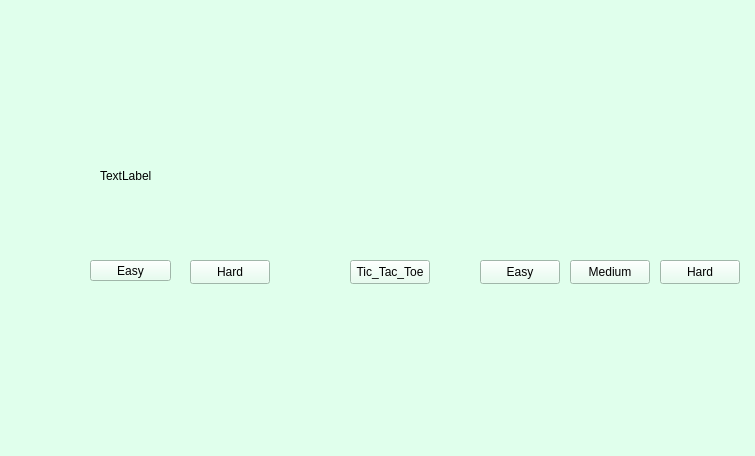
The window that MindMazeMini/gameselection.ui (wajiha0101/DSA-project) describes before a commit, drawn with Qt 5.
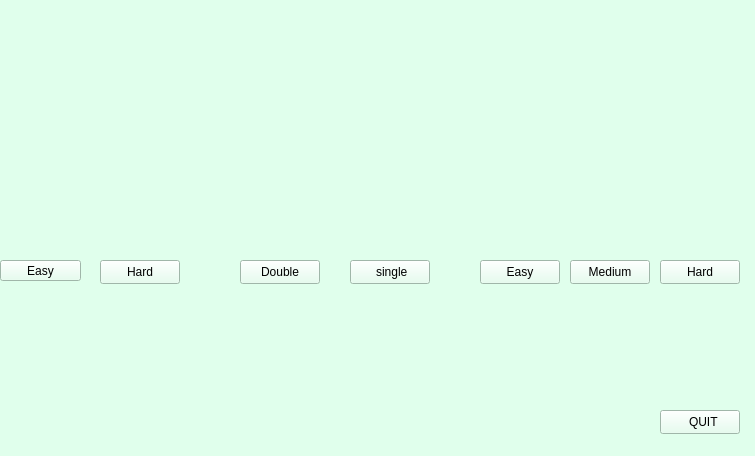
The same window after the commit. Icons and pictures are not drawn.

Patch:
```diff
--- a/MindMazeMini/gameselection.ui
+++ b/MindMazeMini/gameselection.ui
@@ -19,8 +19,8 @@
   <widget class="QLabel" name="Tictactoe">
    <property name="geometry">
     <rect>
-     <x>320</x>
-     <y>110</y>
+     <x>270</x>
+     <y>100</y>
      <width>141</width>
      <height>121</height>
     </rect>
@@ -36,7 +36,7 @@
    <property name="geometry">
     <rect>
      <x>530</x>
-     <y>110</y>
+     <y>90</y>
      <width>121</width>
      <height>131</height>
     </rect>
@@ -51,8 +51,8 @@
   <widget class="QLabel" name="sudoku">
    <property name="geometry">
     <rect>
-     <x>100</x>
-     <y>110</y>
+     <x>10</x>
+     <y>100</y>
      <width>171</width>
      <height>131</height>
     </rect>
@@ -61,13 +61,13 @@
     <string notr="true">image: url(:/new/imagess/images/apps.6696.9007199266251559.b0b672ab-8ded-4145-acd1-e650150d7879.jpg);</string>
    </property>
    <property name="text">
-    <string>TextLabel</string>
+    <string/>
    </property>
   </widget>
   <widget class="QPushButton" name="easy_sudoku">
    <property name="geometry">
     <rect>
-     <x>90</x>
+     <x>0</x>
      <y>260</y>
      <width>81</width>
      <height>21</height>
@@ -83,7 +83,7 @@
   <widget class="QPushButton" name="hard_sudoku">
    <property name="geometry">
     <rect>
-     <x>190</x>
+     <x>100</x>
      <y>260</y>
      <width>80</width>
      <height>24</height>
@@ -99,7 +99,7 @@
   <widget class="QPushButton" name="tictactoe">
    <property name="geometry">
     <rect>
-     <x>350</x>
+     <x>240</x>
      <y>260</y>
      <width>80</width>
      <height>24</height>
@@ -109,7 +109,7 @@
     <string notr="true">color: rgb(0, 0, 0);</string>
    </property>
    <property name="text">
-    <string>Tic_Tac_Toe</string>
+    <string>Double</string>
    </property>
   </widget>
   <widget class="QPushButton" name="easy_puzzle">
@@ -160,6 +160,38 @@
     <string>Hard</string>
    </property>
   </widget>
+  <widget class="QPushButton" name="tictactoe_single">
+   <property name="geometry">
+    <rect>
+     <x>350</x>
+     <y>260</y>
+     <width>80</width>
+     <height>24</height>
+    </rect>
+   </property>
+   <property name="styleSheet">
+    <string notr="true">color: rgb(0, 0, 0);</string>
+   </property>
+   <property name="text">
+    <string> single</string>
+   </property>
+  </widget>
+  <widget class="QPushButton" name="quitButton">
+   <property name="geometry">
+    <rect>
+     <x>660</x>
+     <y>410</y>
+     <width>80</width>
+     <height>24</height>
+    </rect>
+   </property>
+   <property name="styleSheet">
+    <string notr="true">color: rgb(0, 0, 0);</string>
+   </property>
+   <property name="text">
+    <string>  QUIT</string>
+   </property>
+  </widget>
  </widget>
  <resources/>
  <connections/>
```
